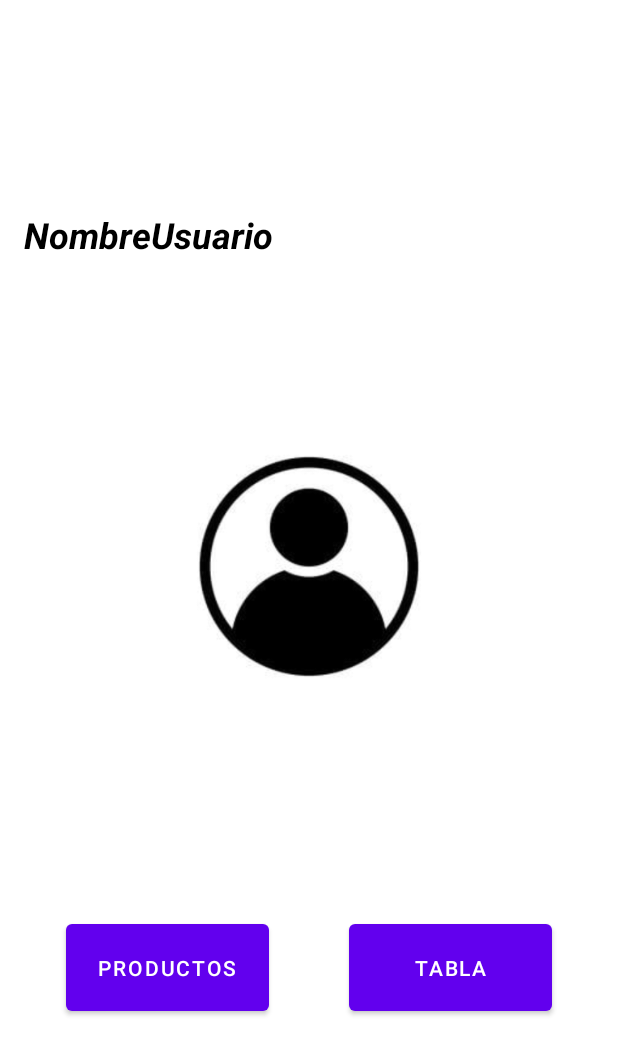
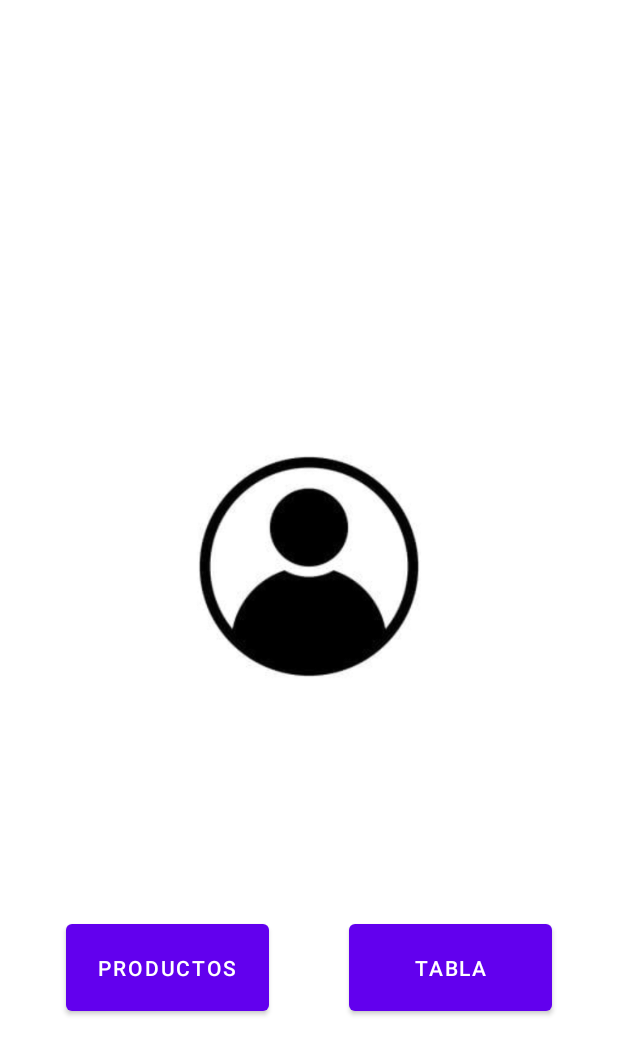
Before and after one commit to Mario999X/ProyectoFinalAndroid, an Android app: the layout activity_menu_principal.xml on its own in the app's theme, with its tools: preview values and no code run, on a phone screen of 412 x 824 dp. Shown: the top 1055 px of the screen. Run offline under Robolectric (Android 15) with nearby library versions, the phone set to English and light mode, and no system bars.

Commit message:
Ordenación de código.

```diff
--- a/app/src/main/java/com/example/proyectofinalandroid/ApiCliente.java
+++ b/app/src/main/java/com/example/proyectofinalandroid/ApiCliente.java
@@ -7,9 +7,9 @@ import retrofit2.converter.gson.GsonConverterFactory;
 
 public class ApiCliente {
 
-    public  static  final String URL_001 = "https://fakestoreapi.com/";
+    public static final String URL_001 = "https://fakestoreapi.com/";
 
-    public static Retrofit getCliente(){
+    public static Retrofit getCliente() {
 
         //interceptar la comunicacion
         HttpLoggingInterceptor loggingInterceptor = new HttpLoggingInterceptor();
--- a/app/src/main/java/com/example/proyectofinalandroid/ApiService.java
+++ b/app/src/main/java/com/example/proyectofinalandroid/ApiService.java
@@ -87,6 +87,4 @@ public interface ApiService {
     Call<Void> deleteProducto(@Path("id") int id);
 
 
-
-
 }
--- a/app/src/main/java/com/example/proyectofinalandroid/ClickListener.java
+++ b/app/src/main/java/com/example/proyectofinalandroid/ClickListener.java
@@ -4,6 +4,6 @@ import android.view.View;
 
 public interface ClickListener {
 
-    public void onItemClick (int posicion, View view);
+    void onItemClick(int posicion, View view);
 
 }
--- a/app/src/main/java/com/example/proyectofinalandroid/DetalleActivity.java
+++ b/app/src/main/java/com/example/proyectofinalandroid/DetalleActivity.java
@@ -34,7 +34,7 @@ public class DetalleActivity extends AppCompatActivity {
         String descripcion = "";
 
         Bundle extras = getIntent().getExtras();
-        if (extras != null){
+        if (extras != null) {
             imagenString = extras.getString("imagen");
             titulo = extras.getString("titulo");
             precio = extras.getString("precio");
@@ -45,7 +45,7 @@ public class DetalleActivity extends AppCompatActivity {
         Glide.with(getApplicationContext()).load(imagenString).into(imagenProductoDetalle);
         tituloProductoDetalle.setText(titulo);
         precioProductoDetalle.setText(getString(R.string.app_precio_txt) + " " + precio + " €");
-        categoriaProductoDetalle.setText(getString(R.string.app_categoria_txt) + " " +categoria);
+        categoriaProductoDetalle.setText(getString(R.string.app_categoria_txt) + " " + categoria);
         descripcionProductoDetalle.setText(descripcion);
     }
 }
--- a/app/src/main/java/com/example/proyectofinalandroid/RecyclerAdapterProducto.java
+++ b/app/src/main/java/com/example/proyectofinalandroid/RecyclerAdapterProducto.java
@@ -1,7 +1,6 @@
 package com.example.proyectofinalandroid;
 
 import android.content.Context;
-import android.content.Intent;
 import android.view.LayoutInflater;
 import android.view.View;
 import android.view.ViewGroup;
@@ -52,7 +51,7 @@ public class RecyclerAdapterProducto extends RecyclerView.Adapter<RecyclerAdapte
         return productoList.size();
     }
 
-    public class ViewHolder extends RecyclerView.ViewHolder implements View.OnClickListener{
+    public class ViewHolder extends RecyclerView.ViewHolder implements View.OnClickListener {
 
         TextView tituloProducto, precioProducto, categoriaProducto;
         ImageView imagenProducto;
@@ -71,7 +70,7 @@ public class RecyclerAdapterProducto extends RecyclerView.Adapter<RecyclerAdapte
 
         @Override
         public void onClick(View view) {
-            clickListener.onItemClick(getAdapterPosition(),view);
+            clickListener.onItemClick(getAdapterPosition(), view);
         }
     }
 }
--- a/app/src/main/java/com/example/proyectofinalandroid/TablaActivity.java
+++ b/app/src/main/java/com/example/proyectofinalandroid/TablaActivity.java
@@ -15,7 +15,6 @@ public class TablaActivity extends AppCompatActivity {
     @Override
     protected void onResume() {
         super.onResume();
-
     }
 
     @Override
--- a/app/src/main/res/layout/activity_menu_principal.xml
+++ b/app/src/main/res/layout/activity_menu_principal.xml
@@ -40,16 +40,4 @@
         app:layout_constraintBottom_toBottomOf="parent"
         app:layout_constraintEnd_toEndOf="parent" />
 
-    <TextView
-        android:id="@+id/txtUsuario"
-        android:layout_width="wrap_content"
-        android:layout_height="wrap_content"
-        android:layout_marginStart="16dp"
-        android:layout_marginTop="140dp"
-        android:text="NombreUsuario"
-        android:textColor="#000000"
-        android:textSize="24sp"
-        android:textStyle="bold|italic"
-        app:layout_constraintStart_toStartOf="parent"
-        app:layout_constraintTop_toTopOf="parent" />
 </androidx.constraintlayout.widget.ConstraintLayout>
```
Also changed, not shown: app/src/main/java/com/example/proyectofinalandroid/ListaActivity.java (+8 -9 lines), app/src/main/java/com/example/proyectofinalandroid/MainActivity.java (+4 -6 lines), app/src/main/java/com/example/proyectofinalandroid/MenuPrincipalActivity.java (+3 -18 lines), app/src/main/java/com/example/proyectofinalandroid/Producto.java (+0 -18 lines).
